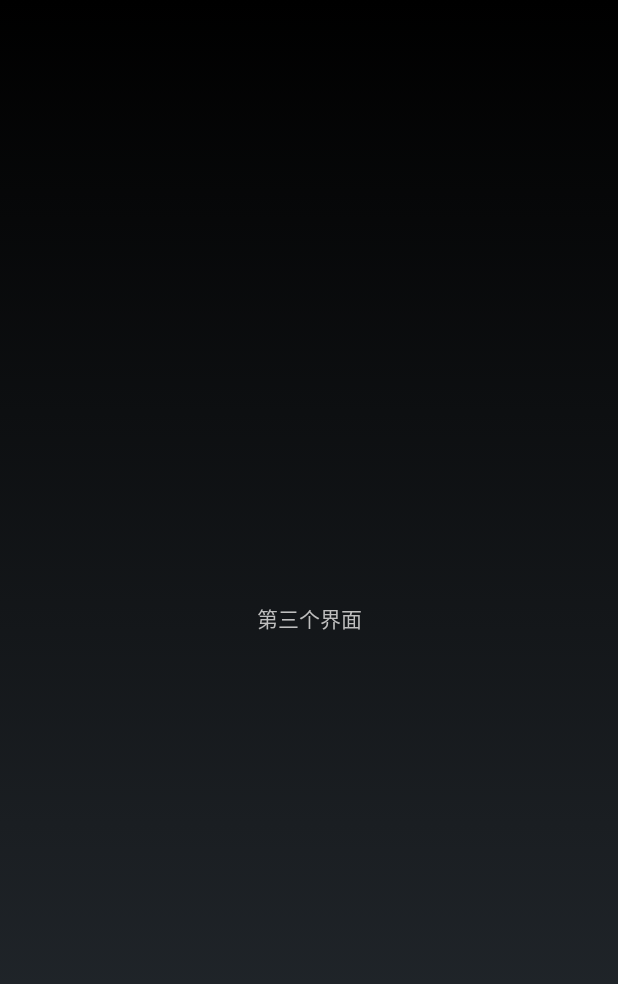
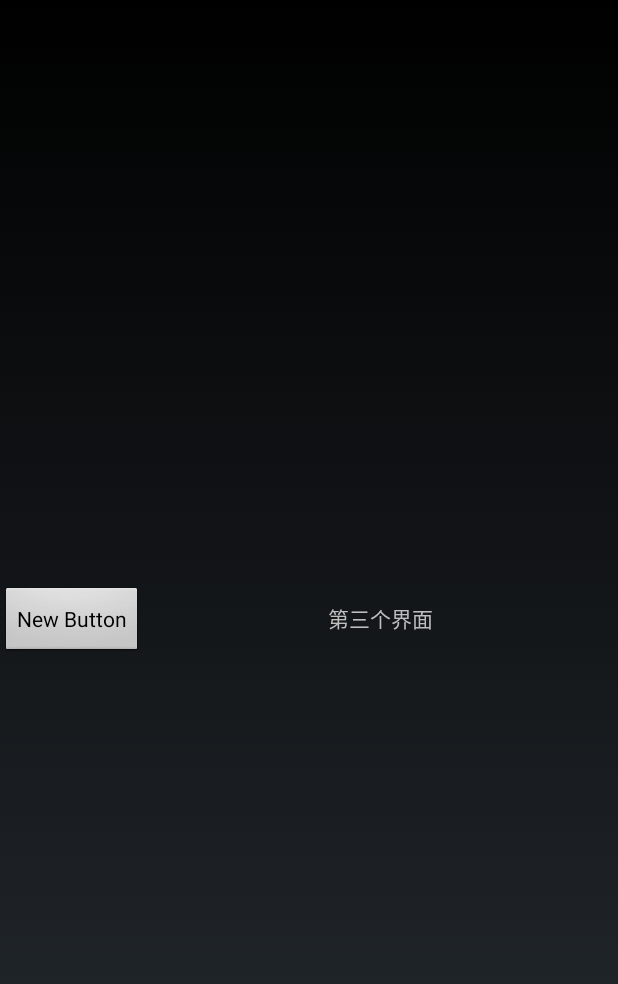
Before and after one commit to lintex/Aladdin, an Android app: the fragment Fragment3 shown on its own in the app's theme, on a phone screen of 412 x 824 dp. Shown: the top 984 px of the screen. Run offline under Robolectric (Android 15) with nearby library versions, the phone set to English and light mode, and no system bars; libraries missing offline, so code that uses them is left out: cn.smssdk, cn.smssdk.gui; 1 statement that could not run was skipped.

Commit message:
短信验证

```diff
--- a/app/src/main/java/com/ixxj/aladdin/Fragment3.java
+++ b/app/src/main/java/com/ixxj/aladdin/Fragment3.java
@@ -6,14 +6,50 @@ import android.support.v4.app.Fragment;
 import android.view.LayoutInflater;
 import android.view.View;
 import android.view.ViewGroup;
+import android.widget.Button;
+
+import java.util.HashMap;
+
+import cn.smssdk.EventHandler;
+import cn.smssdk.SMSSDK;
+import cn.smssdk.gui.RegisterPage;
 
 /**
  * Created by lintex on 2016/1/13.
  */
 public class Fragment3 extends Fragment {
+    private View view=null;
     @Nullable
     @Override
     public View onCreateView(LayoutInflater inflater, ViewGroup container, Bundle savedInstanceState) {
-        return inflater.inflate(R.layout.view3,container,false);
+        view = inflater.inflate(R.layout.view3, container, false);
+        SMSSDK.initSDK(getActivity(), "f3824f847d66", "1d05e3fa2b5a021b66350644965e462c");
+
+        Button btn = (Button) view.findViewById(R.id.button2);
+        btn.setOnClickListener(new View.OnClickListener() {
+            @Override
+            public void onClick(View v) {
+
+                //打开注册页面
+                RegisterPage registerPage = new RegisterPage();
+                registerPage.setRegisterCallback(new EventHandler() {
+                    public void afterEvent(int event, int result, Object data) {
+// 解析注册结果
+                        if (result == SMSSDK.RESULT_COMPLETE) {
+                            @SuppressWarnings("unchecked")
+                            HashMap<String, Object> phoneMap = (HashMap<String, Object>) data;
+                            String country = (String) phoneMap.get("country");
+                            String phone = (String) phoneMap.get("phone");
+
+// 提交用户信息
+                            //registerUser(country, phone);
+                        }
+                    }
+                });
+                registerPage.show(getActivity());
+            }
+        });
+
+        return view;
     }
 }
--- a/app/src/main/res/layout/view3.xml
+++ b/app/src/main/res/layout/view3.xml
@@ -2,6 +2,12 @@
 <LinearLayout xmlns:android="http://schemas.android.com/apk/res/android"
     android:layout_width="match_parent"
     android:layout_height="match_parent">
+
+    <Button
+        android:layout_width="wrap_content"
+        android:layout_height="wrap_content"
+        android:text="New Button"
+        android:id="@+id/button2" />
 
     <TextView
         android:layout_width="match_parent"
```
Also changed, not shown: app/build.gradle (+7 -1 lines), app/src/main/AndroidManifest.xml (+19 -5 lines), 1 other file.
